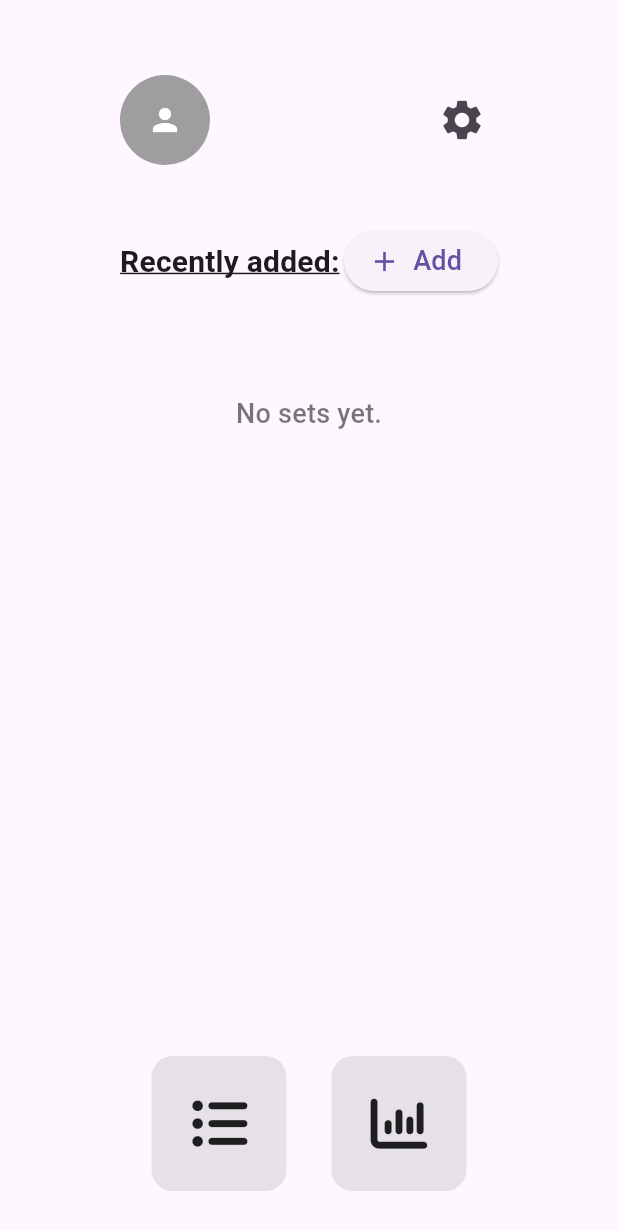
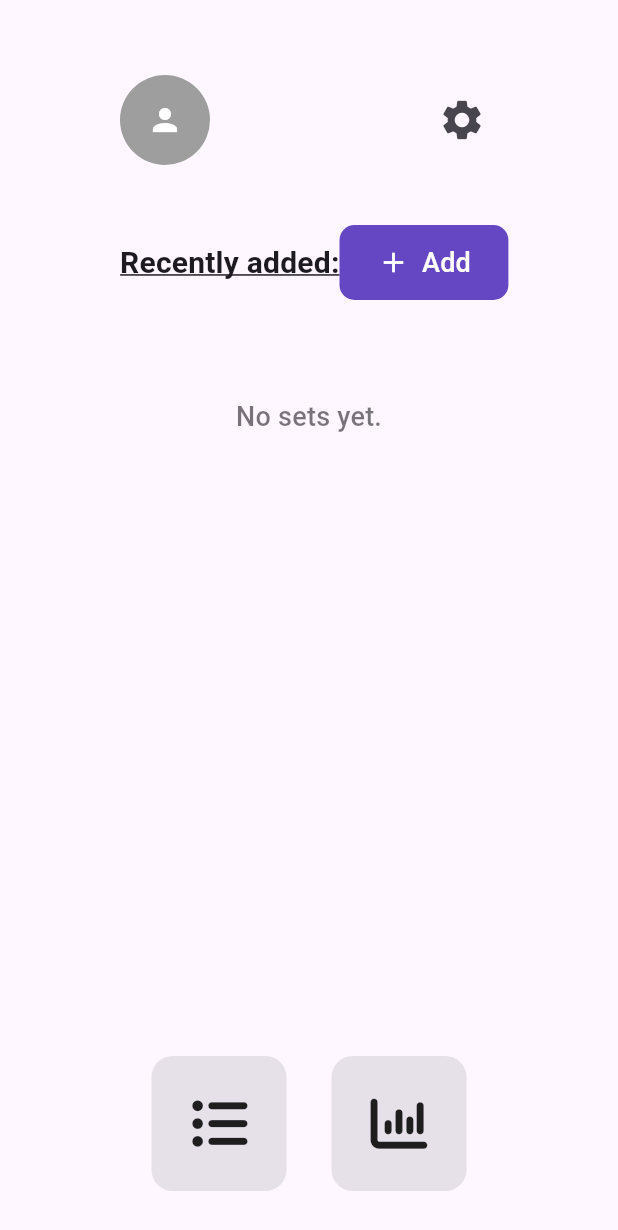
Before and after one commit to RomanSkurak/FrontEnd-MTAA, a Flutter app: the HomeScreenTablet screen opened directly, on a phone screen of 412 x 824 dp. Shown: the top 1230 px of the screen. Run offline on Flutter 3.47's test engine with Material 3 defaults, Android fonts, the phone set to English and light mode, and no system bars; our stand-ins replace connectivity_plus, firebase_analytics, firebase_core, firebase_crashlytics, firebase_messaging, flutter_local_notifications and 7 more; missing offline and left inert: workmanager; accounts and stored records are empty; network calls fail.

Commit message:
finalna verzia

```diff
--- a/frontend/lib/Screens/Mobile/home_screen_mobile.dart
+++ b/frontend/lib/Screens/Mobile/home_screen_mobile.dart
@@ -302,10 +302,8 @@ class _HomeScreenState extends State<HomeScreenMobile> {
                               style: TextStyle(fontSize: isLargeText ? 23 : 16),
                             ),
                             style: ElevatedButton.styleFrom(
-                              backgroundColor:
-                                  theme.colorScheme.primaryContainer,
-                              foregroundColor:
-                                  theme.colorScheme.onPrimaryContainer,
+                              backgroundColor: const Color(0xFF6546C3),
+                              foregroundColor: Colors.white,
                               padding: const EdgeInsets.symmetric(
                                 horizontal: 25,
                                 vertical: 12,
--- a/frontend/lib/Screens/Tablet/home_screen_tablet.dart
+++ b/frontend/lib/Screens/Tablet/home_screen_tablet.dart
@@ -279,6 +279,15 @@ class _HomeScreenTabletState extends State<HomeScreenTablet> {
                             'Add',
                             style: TextStyle(fontSize: isLargeText ? 22 : 18),
                           ),
+                           style: ElevatedButton.styleFrom(
+                            backgroundColor: const Color(0xFF6546C3),
+                            foregroundColor: Colors.white,
+                            shape: RoundedRectangleBorder(
+                              borderRadius: BorderRadius.circular(10),
+                            ),
+                            padding: const EdgeInsets.symmetric(horizontal: 25, vertical: 12),
+                            elevation: 0,
+                          ),
                         ),
                       ],
                     ),
```
Also changed, not shown: frontend/lib/Screens/Mobile/setting_screen_mobile.dart (+4 -4 lines), frontend/lib/Screens/Tablet/setting_screen_tablet.dart (+4 -4 lines).
